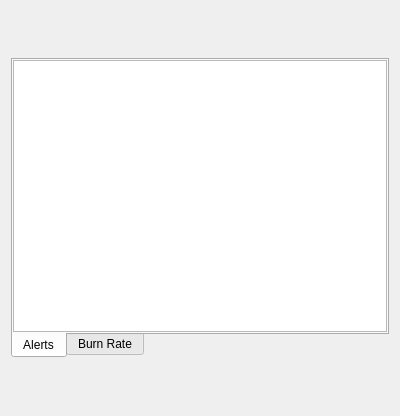
The window that uilib/views/forms/PropellantPreview.ui (reilleya/openMotor) describes before a commit, drawn with Qt 5.
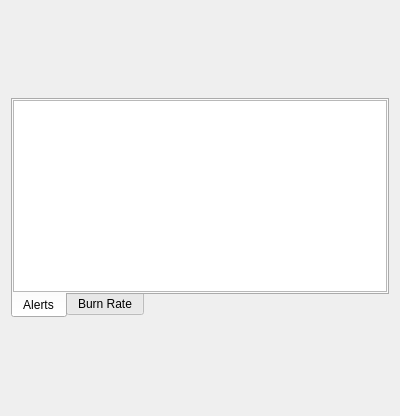
The same window after the commit. Custom widgets are drawn as their Qt base class.

Commit message: Shrink burn rate graph slightly

The edit to the form file:
```diff
--- a/uilib/views/forms/PropellantPreview.ui
+++ b/uilib/views/forms/PropellantPreview.ui
@@ -31,7 +31,13 @@
      <property name="minimumSize">
       <size>
        <width>0</width>
-       <height>300</height>
+       <height>220</height>
+      </size>
+     </property>
+     <property name="maximumSize">
+      <size>
+       <width>16777215</width>
+       <height>220</height>
       </size>
      </property>
      <property name="tabPosition">
@@ -47,6 +53,12 @@
         <verstretch>0</verstretch>
        </sizepolicy>
       </property>
+      <property name="maximumSize">
+       <size>
+        <width>16777215</width>
+        <height>220</height>
+       </size>
+      </property>
       <attribute name="title">
        <string>Alerts</string>
       </attribute>
```
Left out of the diff: 6 changed lines with no effect on the pictures. The commit also changes 1 other file.
